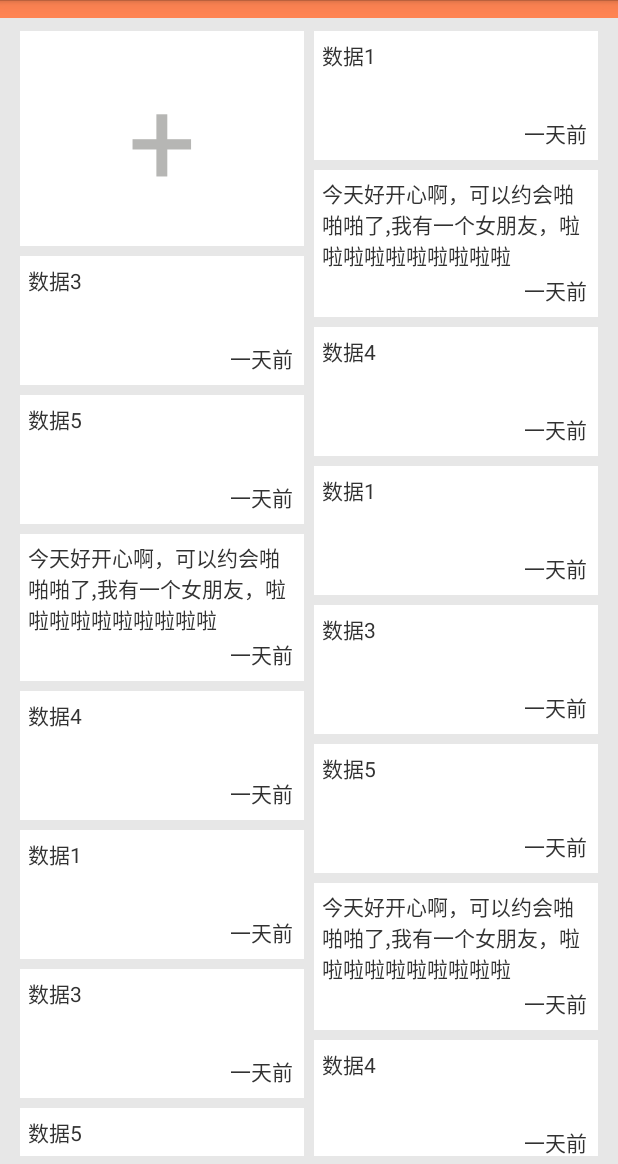
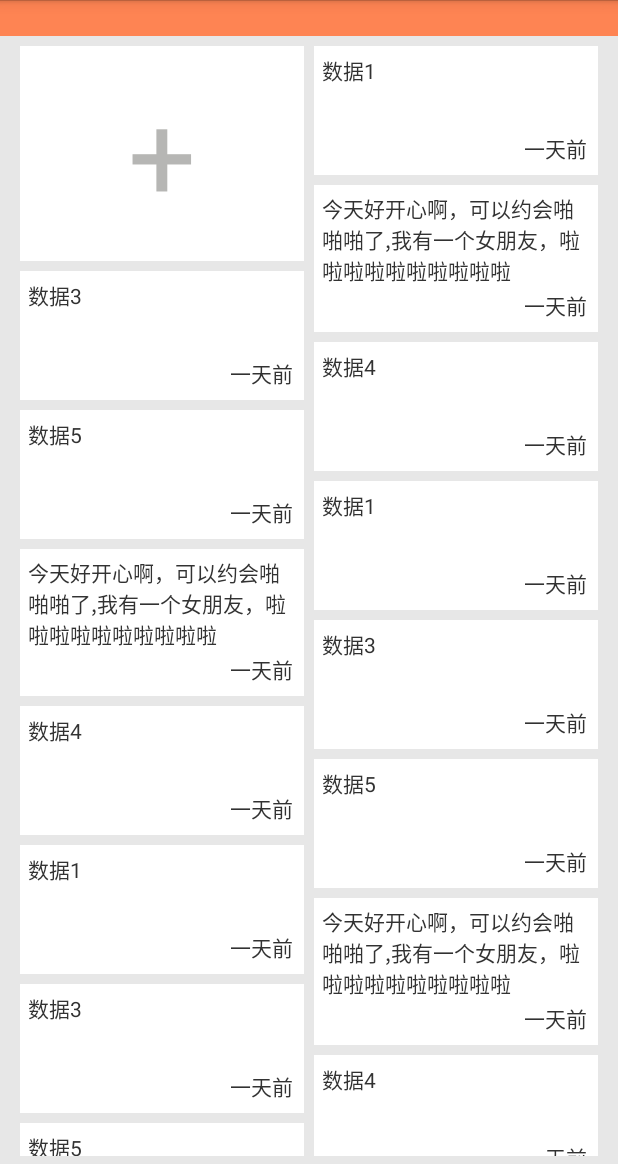
Before and after one commit to brijoe/LiteNote, an Android app: the screen it shows after launch (MainActivity), on a phone screen of 412 x 824 dp, the part 72-1236 px from its top. Run offline under Robolectric (Android 15) with nearby library versions, the phone set to English and light mode, and no system bars.

```diff
--- a/app/src/main/java/org/bridge/activity/BaseActivity.java
+++ b/app/src/main/java/org/bridge/activity/BaseActivity.java
@@ -1,7 +1,9 @@
 package org.bridge.activity;
 
 import android.app.Activity;
+import android.os.Build;
 import android.os.Bundle;
+import android.view.WindowManager;
 
 import org.bridge.util.Logger;
 
@@ -16,6 +18,7 @@ public class BaseActivity extends Activity {
     protected void onCreate(Bundle savedInstanceState) {
         Logger.i(TAG, CLASSNAME + "-onCreate");
         super.onCreate(savedInstanceState);
+        setStatusBar();
     }
 
     @Override
@@ -53,4 +56,16 @@ public class BaseActivity extends Activity {
         Logger.i(TAG, CLASSNAME + "-onRestart");
         super.onRestart();
     }
+
+    /**
+     * 设置Android 4.4以上版本使用沉浸式状态栏
+     */
+    private void setStatusBar() {
+        if (Build.VERSION.SDK_INT >= Build.VERSION_CODES.KITKAT) {
+            //透明状态栏
+            getWindow().addFlags(WindowManager.LayoutParams.FLAG_TRANSLUCENT_STATUS);
+            //透明导航栏
+            getWindow().addFlags(WindowManager.LayoutParams.FLAG_TRANSLUCENT_NAVIGATION);
+        }
+    }
 }
--- a/app/src/main/res/layout/activity_main.xml
+++ b/app/src/main/res/layout/activity_main.xml
@@ -8,7 +8,7 @@
     <LinearLayout
         android:id="@+id/undo_panel"
         android:layout_width="match_parent"
-        android:layout_height="60dp"
+        android:layout_height="72dp"
         android:layout_alignParentTop="true"
         android:background="#FE8453"
         android:gravity="center_vertical|center_horizontal"
@@ -46,7 +46,7 @@
         android:id="@+id/recyclerView"
         android:layout_width="match_parent"
         android:layout_height="wrap_content"
-        android:layout_marginTop="60dp"
+        android:layout_marginTop="70dp"
         android:paddingBottom="5dp"
         android:paddingLeft="10dp"
         android:paddingRight="10dp"
```
Also changed, not shown: app/src/main/java/org/bridge/activity/MainActivity.java (+11 -4 lines).
